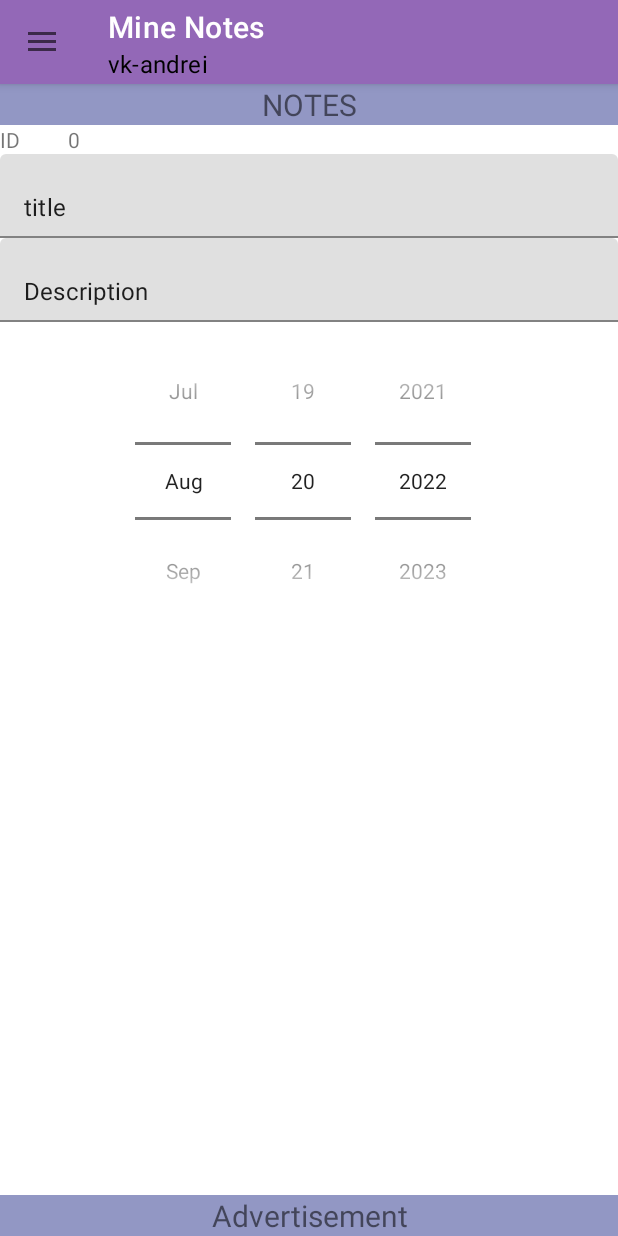
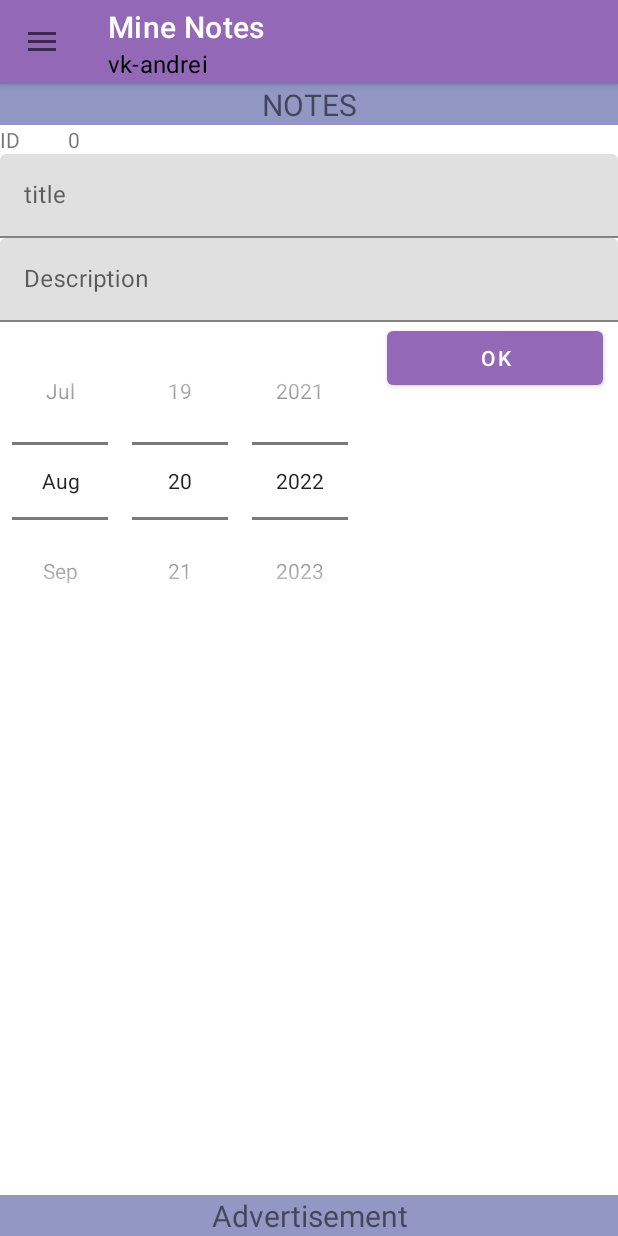
Before and after one commit to vk-andrei/TodoApp, an Android app: the screen it shows after launch (MainActivity), after a tap on "Add a new note", on a phone screen of 412 x 824 dp. Run offline under Robolectric (Android 15) with nearby library versions, the light colour scheme and no system bars.

Commit message:
HW_12. Add btnOk in NotesFragment. And made Toast for no-Title Notes. If backPressed -> generate Title automatically.

```diff
--- a/app/src/main/java/com/example/todoapp/ui/NoteCardFragment.java
+++ b/app/src/main/java/com/example/todoapp/ui/NoteCardFragment.java
@@ -5,8 +5,10 @@
 import android.view.LayoutInflater;
 import android.view.View;
 import android.view.ViewGroup;
+import android.widget.Button;
 import android.widget.DatePicker;
 import android.widget.TextView;
+import android.widget.Toast;
 
 import androidx.annotation.NonNull;
 import androidx.annotation.Nullable;
@@ -33,6 +35,8 @@
     private TextInputEditText note_title;
     private TextInputEditText note_description;
     private DatePicker note_datePicker;
+
+    private Button btnOk;
 
     // Для редактирования данных
     public static NoteCardFragment newInstance(NoteCard noteCard) {
@@ -108,13 +112,18 @@
     }
 
     private NoteCard collectNoteCard() {
-        // TODO разобраться с АЙДИШНИКАМИ
+        // TODO разобраться с АЙДИШНИКАМИ. DONE!!!
+
         int note_id = Integer.parseInt(this.note_id.getText().toString());
         String note_title = this.note_title.getText().toString();
         String note_description = this.note_description.getText().toString();
         //Date date = Calendar.getInstance().getTime();
         Date date = getDateFromDatePicker();
         //return new NoteCard(note_id, note_title, note_description, date);
+
+        if (note_title.equals("")) {
+            note_title = "default title " + this.note_id.getText().toString();
+        }
         return new NoteCard(note_id, note_title, note_description, date);
     }
 
@@ -132,6 +141,14 @@
         note_title = view.findViewById(R.id.textInputEditText_title);
         note_description = view.findViewById(R.id.textInputEditText_description);
         note_datePicker = view.findViewById(R.id.datePicker_input);
+        btnOk = view.findViewById(R.id.btn_fragment_note_Ok);
+        btnOk.setOnClickListener(v -> {
+            if (note_title.getText().toString().equals("")) {
+                Toast.makeText(requireActivity(), "Give a name to note!", Toast.LENGTH_SHORT).show();
+            } else {
+                requireActivity().getSupportFragmentManager().popBackStack();
+            }
+        });
     }
 
     private void fillView() {
--- a/app/src/main/res/layout/fragment_note_card.xml
+++ b/app/src/main/res/layout/fragment_note_card.xml
@@ -40,8 +40,7 @@
                 android:id="@+id/textInputEditText_title"
                 android:layout_width="match_parent"
                 android:layout_height="wrap_content"
-                android:text="title"
-                 />
+                android:hint="@string/text_title" />
 
         </com.google.android.material.textfield.TextInputLayout>
 
@@ -54,18 +53,31 @@
                 android:id="@+id/textInputEditText_description"
                 android:layout_width="match_parent"
                 android:layout_height="wrap_content"
-                android:text="Description" />
+                android:hint="@string/text_description" />
 
         </com.google.android.material.textfield.TextInputLayout>
 
-        <DatePicker
-            android:id="@+id/datePicker_input"
+        <androidx.appcompat.widget.LinearLayoutCompat
             android:layout_width="match_parent"
             android:layout_height="wrap_content"
-            android:layout_gravity="center"
-            android:calendarViewShown="false"
-            android:datePickerMode="spinner" />
+            android:orientation="horizontal">
 
+            <DatePicker
+                android:id="@+id/datePicker_input"
+                android:layout_width="wrap_content"
+                android:layout_height="wrap_content"
+                android:layout_gravity="start"
+                android:calendarViewShown="false"
+                android:datePickerMode="spinner" />
+
+            <Button
+                android:id="@+id/btn_fragment_note_Ok"
+                android:layout_width="match_parent"
+                android:layout_height="wrap_content"
+                android:layout_gravity=""
+                android:layout_margin="@dimen/default_margin"
+                android:text="@string/about_Ok" />
+        </androidx.appcompat.widget.LinearLayoutCompat>
     </LinearLayout>
 
 </androidx.core.widget.NestedScrollView>
--- a/app/src/main/res/values/strings.xml
+++ b/app/src/main/res/values/strings.xml
@@ -42,6 +42,8 @@
     <string name="description7">Description 7</string>
     <string name="clear_menu">Clear ALL</string>
     <string name="update_menu_popup">update</string>
+    <string name="text_title">title</string>
+    <string name="text_description">Description</string>
 
 
 </resources>
```
